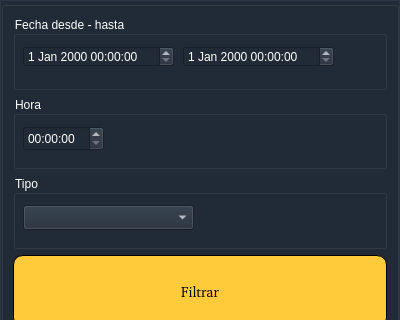
Old version of the form OnlineRoutingMapper_dialog_base_estadisticas.ui in the repository valetobares11/EmergencyDispatcher; both pictures show x 0 to 400 and y 0 to 320 of the 400 by 500 pixel window.
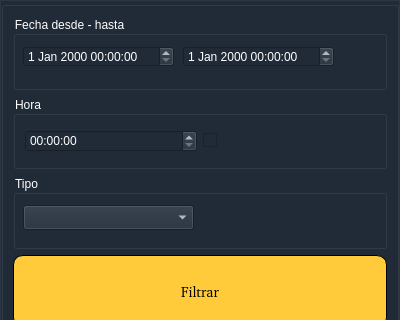
New version of the form. Custom widgets are drawn as their Qt base class.

Commit message: agregado de check

```diff
--- a/OnlineRoutingMapper_dialog_base_estadisticas.ui
+++ b/OnlineRoutingMapper_dialog_base_estadisticas.ui
@@ -368,19 +368,22 @@
            <property name="title">
             <string>Hora</string>
            </property>
+           <layout class="QHBoxLayout" name="horizontalLayout_3">
+            <item>
            <widget class="QTimeEdit" name="form_hora">
-            <property name="geometry">
-             <rect>
-              <x>10</x>
-              <y>30</y>
-              <width>81</width>
-              <height>25</height>
-             </rect>
-            </property>
             <property name="styleSheet">
              <string notr="true">color: white;</string>
             </property>
            </widget>
+            </item>
+            <item>
+             <widget class="QCheckBox" name="checkBox">
+              <property name="text">
+               <string/>
+              </property>
+             </widget>
+            </item>
+           </layout>
           </widget>
          </item>
          <item>
```
Lines whose indentation alone changed are shown as unchanged.
